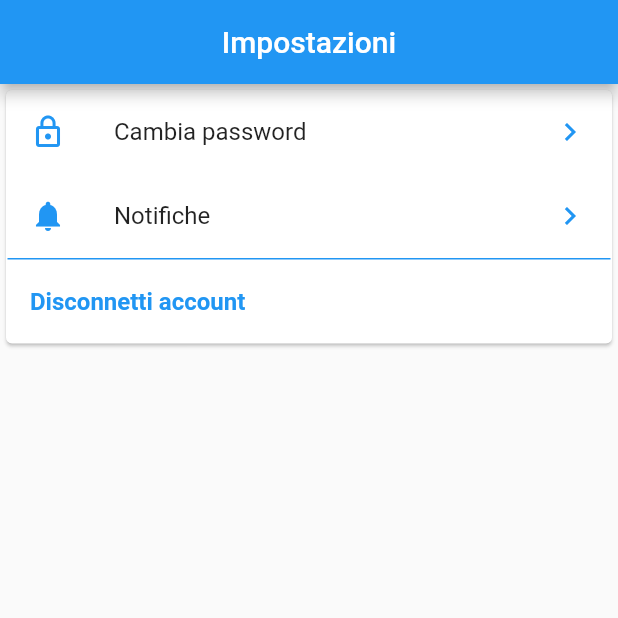
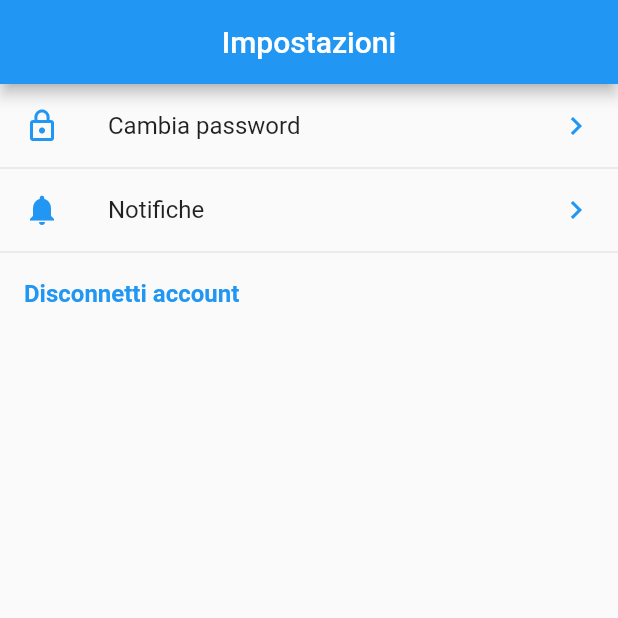
Before and after one commit to trionfettinico/pafp, a Flutter app: the ImpostazioniPage screen opened directly, on a phone screen of 412 x 824 dp, the top half of it. Run offline on Flutter 3.47's test engine with Material 2 defaults, Android fonts, the phone set to English and light mode, and no system bars; our stand-ins replace cloud_firestore, firebase_auth, firebase_core, table_calendar; missing offline and left inert: dart:ffi; accounts and stored records are empty.

Commit message:
modifica layout

```diff
--- a/lib/allenatore/impostazioni.dart
+++ b/lib/allenatore/impostazioni.dart
@@ -16,13 +16,16 @@ class _ImpostazioniPageState extends State<ImpostazioniPage> {
           title: Text("Impostazioni"),
           automaticallyImplyLeading: false // rimuove il pulsante di ritorno
       ),
-      body: SingleChildScrollView(
-        child:Column(
-          //crossAxisAlignment: CrossAxisAlignment.start,
-          children: <Widget>[
-            Card(
-              child: Column(
-                children: <Widget>[
+      body: _ListViewSetting(context),
+    );
+  }
+
+  Widget _ListViewSetting(BuildContext context)
+  {
+      return ListView(
+        children: ListTile.divideTiles(
+          context: context,
+          tiles: [
             ListTile(
               leading:Icon(Icons.lock_outline,color: Colors.blue,),
               title:Text("Cambia password"),
@@ -41,27 +44,15 @@ class _ImpostazioniPageState extends State<ImpostazioniPage> {
 
               },
             ),
-                  Container(
-                    margin: const EdgeInsets.symmetric(horizontal: 1.0),
-                    width: double.infinity,
-                    height: 1.0,
-                    color: Colors.blue,
-                  ),
             ListTile(
-                    //leading:Icon(Icons.notifications,color: Colors.blue,),
               title:Text("Disconnetti account",style: TextStyle(fontWeight: FontWeight.bold,color: Colors.blue),),
-                    //trailing:Icon(Icons.keyboard_arrow_right,color: Colors.blue,),
               onTap: (){
                 // disconnessione account e reindirizzamento a pagina iniziale
 
               },
             ),
           ],
-              ),
-            ),
-          ],
-        ),
-      ),
+        ).toList(),
       );
   }
 }
```
Lines whose indentation alone changed are shown as unchanged.
